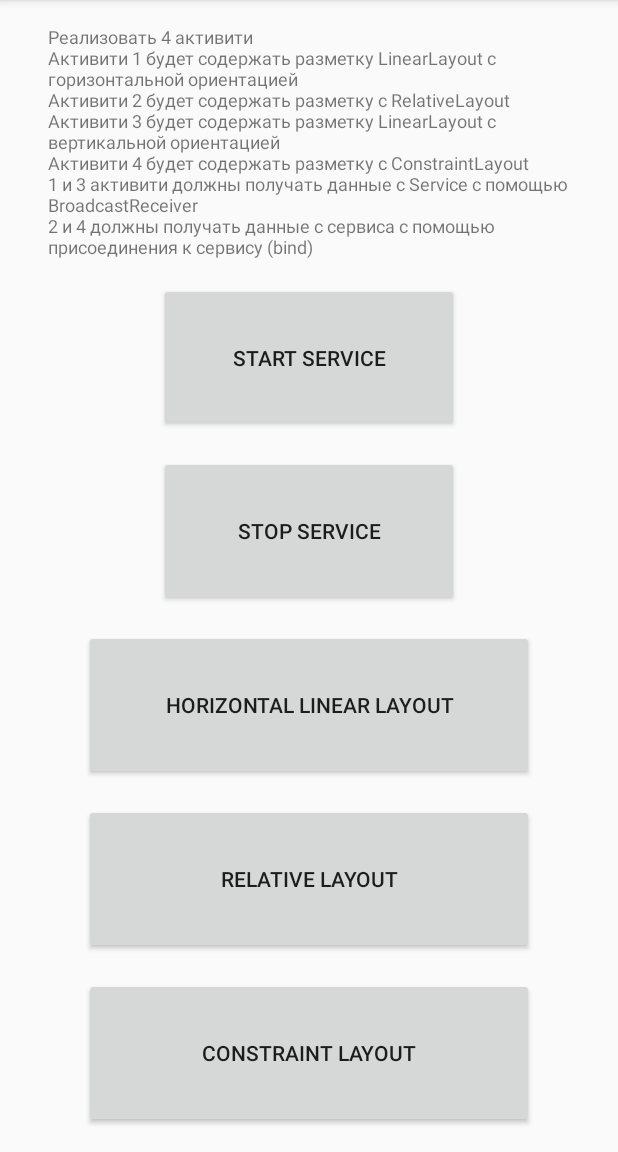
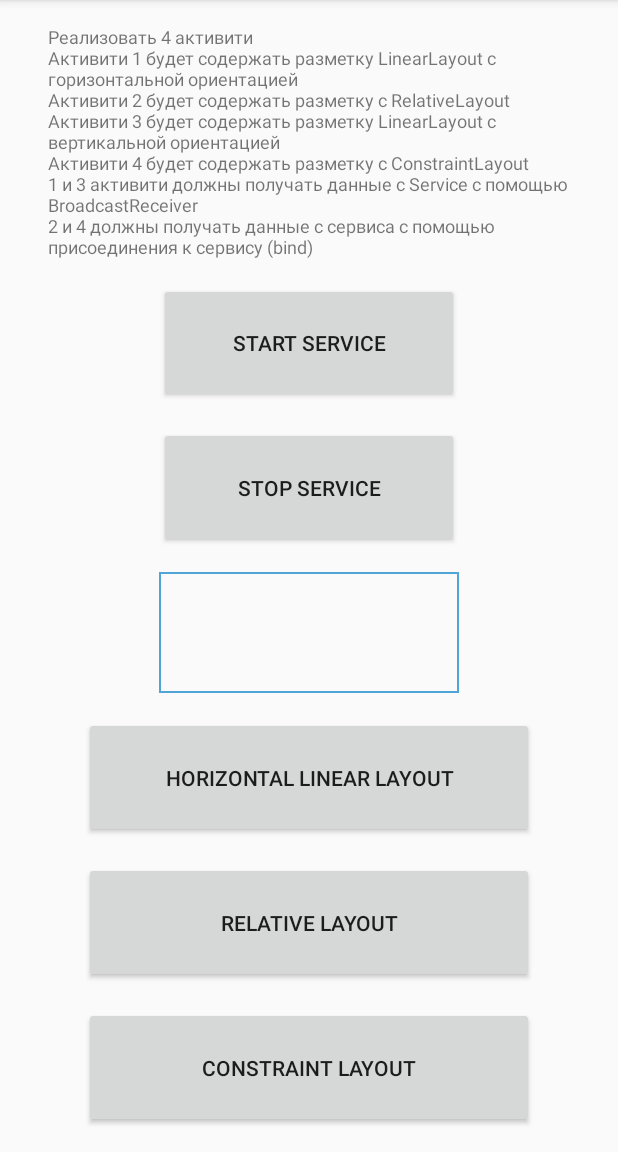
Before and after one commit to alex-sakharov/Layouts, an Android app: the screen it shows after launch (VerticalLinearLayoutActivity), on a phone screen of 412 x 824 dp, the part 84-1236 px from its top. Run offline under Robolectric (Android 15) with nearby library versions, the phone set to English and light mode, and no system bars.

```diff
--- a/app/src/main/java/com/example/lexa/layouts/VerticalLinearLayoutActivity.java
+++ b/app/src/main/java/com/example/lexa/layouts/VerticalLinearLayoutActivity.java
@@ -1,17 +1,21 @@
 package com.example.lexa.layouts;
 
 import android.app.Activity;
-import android.content.ComponentName;
-import android.content.Context;
-import android.content.Intent;
-import android.content.ServiceConnection;
+import android.content.*;
 import android.os.*;
 import android.util.Log;
 import android.view.View;
+import android.widget.Button;
+import android.widget.TextView;
+
+import java.lang.ref.WeakReference;
 
 public class VerticalLinearLayoutActivity extends Activity {
+    private static final String TAG = "VerticalLinearLayout";
+
     private Messenger mServiceMessenger;
-    private static final String TAG = "VerticalLinearLayout";
+    private TextView mTextView;
+    private RandomDataBroadcastReceiver  mRandomDataBroadcastReceiver ;
 
     private ServiceConnection mServiceConnection = new ServiceConnection() {
         @Override
@@ -27,10 +31,16 @@ public class VerticalLinearLayoutActivity extends Activity {
         }
     };
 
+    TextView getTextView() {return mTextView;}
+
     @Override
     protected void onCreate(Bundle savedInstanceState) {
         super.onCreate(savedInstanceState);
         setContentView(R.layout.vertical_linear);
+
+        mTextView = findViewById(R.id.text_view);
+
+        mRandomDataBroadcastReceiver  = new RandomDataBroadcastReceiver (this);
     }
 
     @Override
@@ -38,6 +48,7 @@ public class VerticalLinearLayoutActivity extends Activity {
         super.onResume();
         Log.d(TAG, "onResume");
         bindService(RandomGeneratorService.newIntent(this), mServiceConnection, Context.BIND_IMPORTANT);
+        registerReceiver(mRandomDataBroadcastReceiver, RandomGeneratorService.getNewDataIntentFilter());
     }
 
     @Override
@@ -45,11 +56,13 @@ public class VerticalLinearLayoutActivity extends Activity {
         super.onPause();
         Log.d(TAG, "onPause");
         unbindService(mServiceConnection);
+        unregisterReceiver(mRandomDataBroadcastReceiver);
     }
 
     public void onStartServiceClick(View view) {
         RandomGeneratorService.start(this, "TEST SERVICE");
         bindService(RandomGeneratorService.newIntent(this), mServiceConnection, Context.BIND_IMPORTANT);
+
     }
 
     public void onStopServiceClick(View view) {
@@ -69,10 +82,29 @@ public class VerticalLinearLayoutActivity extends Activity {
         startActivity(new Intent(this, ConstraintLayoutActivity.class));
     }
 
-    public void onStartHorizontalLnearLayoutActivityClick(View view) {
+    public void onStartHorizontalLinearLayoutActivityClick(View view) {
         startActivity(new Intent(this, HorizontalLinearActivity.class));
     }
 
     public void onStartRelativeLayoutActivityClick(View view) {
+        startActivity(new Intent(this, RelativeLayoutActivity.class));
     }
+
+    private static class RandomDataBroadcastReceiver  extends BroadcastReceiver {
+        private final WeakReference<VerticalLinearLayoutActivity> mActivity;
+
+        RandomDataBroadcastReceiver (VerticalLinearLayoutActivity activity) {
+            mActivity = new WeakReference<>(activity);
+        }
+
+        @Override
+        public void onReceive(Context context, Intent intent) {
+            final VerticalLinearLayoutActivity activity = mActivity.get();
+            if (activity != null) {
+                Integer color = intent.getIntExtra(RandomGeneratorService.PARAM_DATA, 0);
+                activity.getTextView().setText(color.toString());
+            }
+        }
+    }
+
 }
--- /dev/null
+++ b/app/src/main/res/drawable/back.xml
@@ -0,0 +1,6 @@
+<?xml version="1.0" encoding="utf-8"?>
+<shape xmlns:android="http://schemas.android.com/apk/res/android"
+    android:shape="rectangle">
+    <solid android:color="@android:color/transparent" />
+    <stroke android:width="1dip" android:color="#4fa5d5"/>
+</shape>
--- a/app/src/main/res/layout/horizontal_linear.xml
+++ b/app/src/main/res/layout/horizontal_linear.xml
@@ -7,7 +7,7 @@
     >
 
     <View
-        android:id="@+id/view1"
+        android:id="@+id/horizontal_view1"
         android:layout_height="64dp"
         android:layout_width="0dp"
         android:layout_marginStart="8dp"
@@ -16,7 +16,7 @@
         android:background="#20cccc"
         />
     <View
-        android:id="@+id/view2"
+        android:id="@+id/horizontal_view2"
         android:layout_height="64dp"
         android:layout_width="0dp"
         android:layout_marginStart="8dp"
@@ -25,7 +25,7 @@
         android:background="#20cccc"
         />
     <View
-        android:id="@+id/view3"
+        android:id="@+id/horizontal_view3"
         android:layout_height="64dp"
         android:layout_width="0dp"
         android:layout_marginStart="8dp"
--- a/app/src/main/res/layout/vertical_linear.xml
+++ b/app/src/main/res/layout/vertical_linear.xml
@@ -39,9 +39,20 @@
         android:layout_marginTop="16dp"
         />
 
+    <TextView
+        android:id="@+id/text_view"
+        android:layout_width="200dp"
+        android:layout_height="0dp"
+        android:layout_weight="1"
+        android:layout_gravity="center_horizontal"
+        android:gravity="center"
+        android:layout_marginTop="16dp"
+        android:background="@drawable/back"
+        />
+
     <Button
         android:id="@+id/button_start_horizontal_linear_layout_activity"
-        android:onClick="onStartHorizontalLnearLayoutActivityClick"
+        android:onClick="onStartHorizontalLinearLayoutActivityClick"
         android:text="@string/horizontal_linear_layout"
         android:layout_width="300dp"
         android:layout_height="0dp"
@@ -51,7 +62,7 @@
         />
 
     <Button
-        android:id="@+id/button_start_telative_layout_activity"
+        android:id="@+id/button_start_relative_layout_activity"
         android:onClick="onStartRelativeLayoutActivityClick"
         android:text="@string/relative_layout"
         android:layout_width="300dp"
--- a/build.gradle
+++ b/build.gradle
@@ -20,6 +20,11 @@ allprojects {
         google()
         jcenter()
     }
+    gradle.projectsEvaluated {
+        tasks.withType(JavaCompile) {
+            options.compilerArgs << "-Xlint:unchecked"
+        }
+    }
 }
 
 task clean(type: Delete) {
```
Also changed, not shown: app/src/main/java/com/example/lexa/layouts/ConstraintLayoutActivity.java (+12 -1 lines), app/src/main/java/com/example/lexa/layouts/HorizontalLinearActivity.java (+4 -3 lines), app/src/main/java/com/example/lexa/layouts/RandomGeneratorService.java (+24 -14 lines), app/src/main/java/com/example/lexa/layouts/RelativeLayoutActivity.java (+86 -1 lines), app/src/main/res/layout/relative_layout.xml (+29 -0 lines).
